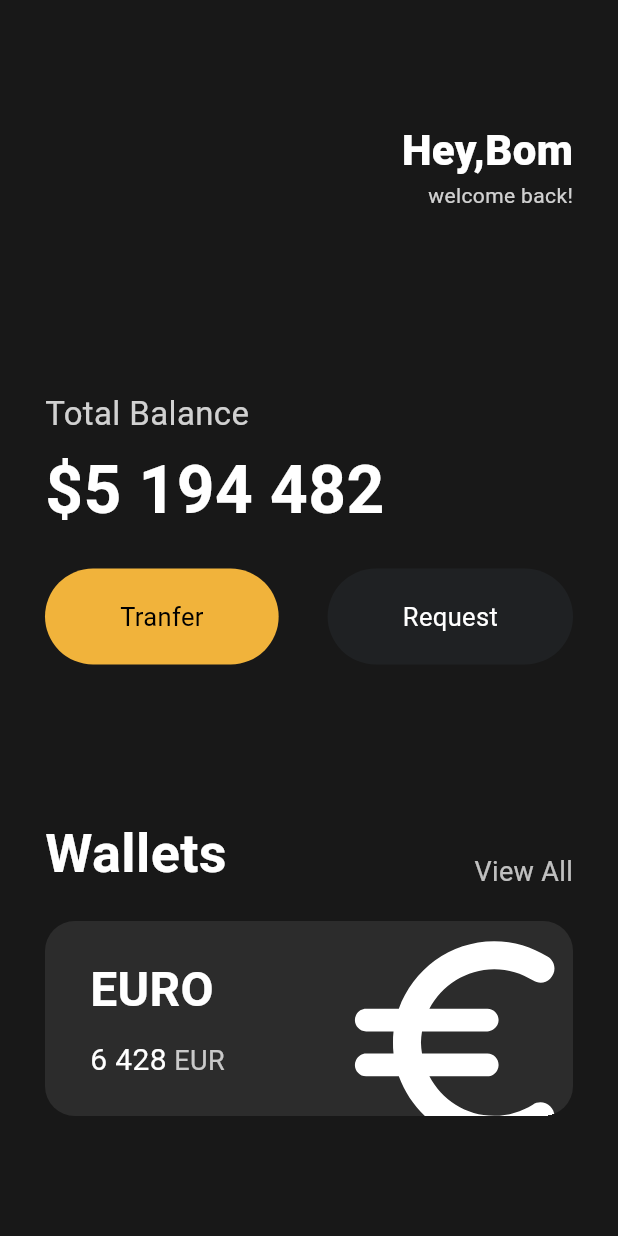
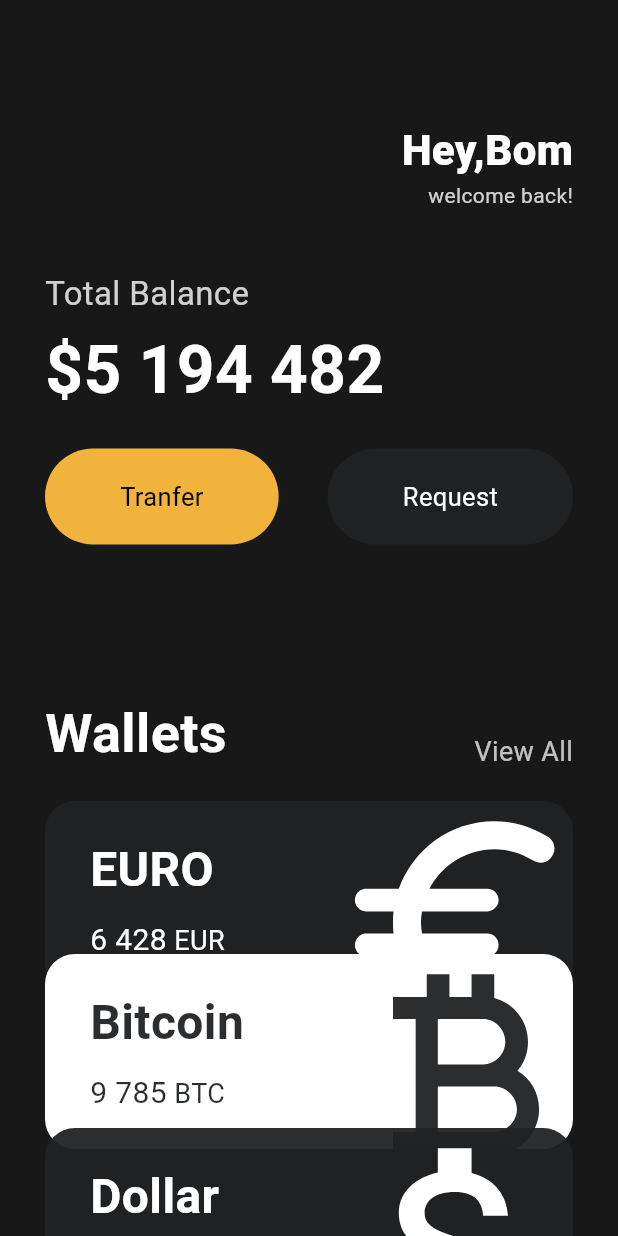
Before and after one commit to wonseola/frontend_study, a Flutter app: the screen it shows after launch, on a phone screen of 412 x 824 dp. Run offline on Flutter 3.47's test engine with Material 3 defaults, Android fonts, the phone set to English and light mode, and no system bars.

Commit message:
!!~~!!!~~

```diff
--- a/toonflix/lib/main.dart
+++ b/toonflix/lib/main.dart
@@ -1,5 +1,6 @@
 import 'package:flutter/material.dart';
 import 'package:toonflix/widgets/button.dart';
+import 'package:toonflix/widgets/currency_card.dart';
 
 void main() {
   runApp(const App());
@@ -47,7 +48,7 @@ class App extends StatelessWidget {
                   ],
                 ),
                 const SizedBox(
-                  height: 120,
+                  height: 40,
                 ),
                 Text(
                   'Total Balance',
@@ -110,70 +111,30 @@ class App extends StatelessWidget {
                 const SizedBox(
                   height: 20,
                 ),
-                Container(
-                  clipBehavior: Clip.hardEdge,
-                  decoration: BoxDecoration(
-                    color: const Color.fromARGB(255, 44, 44, 44),
-                    borderRadius: BorderRadius.circular(20),
-                  ),
-                  child: Padding(
-                    padding: const EdgeInsets.symmetric(
-                        vertical: 20, horizontal: 30),
-                    child: Row(
-                      mainAxisAlignment: MainAxisAlignment.spaceBetween,
-                      children: [
-                        const Column(
-                          crossAxisAlignment: CrossAxisAlignment.start,
-                          children: [
-                            Text(
-                              'EURO',
-                              style: TextStyle(
-                                color: Colors.white,
-                                fontSize: 32,
-                                fontWeight: FontWeight.w600,
-                              ),
-                            ),
-                            SizedBox(
-                              height: 10,
-                            ),
-                            Row(
-                              children: [
-                                Text(
-                                  '6 428',
-                                  style: TextStyle(
-                                    color: Colors.white,
-                                    fontSize: 20,
-                                  ),
-                                ),
-                                SizedBox(
-                                  width: 5,
-                                ),
-                                Text(
-                                  'EUR',
-                                  style: TextStyle(
-                                    color: Color.fromARGB(190, 255, 255, 255),
-                                    fontSize: 18,
-                                  ),
-                                ),
-                              ],
-                            )
-                          ],
-                        ),
-                        Transform.scale(
-                          scale: 2,
-                          child: Transform.translate(
-                            offset: const Offset(0, 8),
-                            child: const Icon(
-                              Icons.euro_rounded,
-                              color: Colors.white,
-                              size: 90,
-                            ),
-                          ),
-                        )
-                      ],
-                    ),
-                  ),
-                )
+                const CurrencyCard(
+                  name: 'EURO',
+                  code: 'EUR',
+                  amount: '6 428',
+                  icon: Icons.euro_rounded,
+                  isInverted: false,
+                  cardnum: 0,
+                ),
+                const CurrencyCard(
+                  name: 'Bitcoin',
+                  code: 'BTC',
+                  amount: '9 785',
+                  icon: Icons.currency_bitcoin,
+                  isInverted: true,
+                  cardnum: 2,
+                ),
+                const CurrencyCard(
+                  name: 'Dollar',
+                  code: 'USD',
+                  amount: '428',
+                  icon: Icons.attach_money,
+                  isInverted: false,
+                  cardnum: 3,
+                ),
               ],
             ),
           )),
--- /dev/null
+++ b/toonflix/lib/widgets/currency_card.dart
@@ -0,0 +1,90 @@
+import 'package:flutter/material.dart';
+
+class CurrencyCard extends StatelessWidget {
+  final String name, code, amount;
+  final IconData icon;
+  final bool isInverted;
+  final double cardnum;
+
+  final blackColor = const Color(0xff11f2123);
+
+  const CurrencyCard({
+    super.key,
+    required this.name,
+    required this.code,
+    required this.amount,
+    required this.icon,
+    required this.isInverted,
+    required this.cardnum,
+  });
+
+  @override
+  Widget build(BuildContext context) {
+    return Transform.translate(
+      offset: Offset(0, cardnum * (-14)),
+      child: Container(
+        clipBehavior: Clip.hardEdge,
+        decoration: BoxDecoration(
+          color: isInverted ? Colors.white : blackColor,
+          borderRadius: BorderRadius.circular(20),
+        ),
+        child: Padding(
+          padding: const EdgeInsets.symmetric(vertical: 20, horizontal: 30),
+          child: Row(
+            mainAxisAlignment: MainAxisAlignment.spaceBetween,
+            children: [
+              Column(
+                crossAxisAlignment: CrossAxisAlignment.start,
+                children: [
+                  Text(
+                    name,
+                    style: TextStyle(
+                      color: isInverted ? blackColor : Colors.white,
+                      fontSize: 32,
+                      fontWeight: FontWeight.w600,
+                    ),
+                  ),
+                  const SizedBox(
+                    height: 10,
+                  ),
+                  Row(
+                    children: [
+                      Text(
+                        amount,
+                        style: TextStyle(
+                          color: isInverted ? blackColor : Colors.white,
+                          fontSize: 20,
+                        ),
+                      ),
+                      const SizedBox(
+                        width: 5,
+                      ),
+                      Text(
+                        code,
+                        style: TextStyle(
+                          color: isInverted ? blackColor : Colors.white,
+                          fontSize: 18,
+                        ),
+                      ),
+                    ],
+                  )
+                ],
+              ),
+              Transform.scale(
+                scale: 2,
+                child: Transform.translate(
+                  offset: const Offset(0, 8),
+                  child: Icon(
+                    icon,
+                    color: isInverted ? blackColor : Colors.white,
+                    size: 90,
+                  ),
+                ),
+              ),
+            ],
+          ),
+        ),
+      ),
+    );
+  }
+}
```
